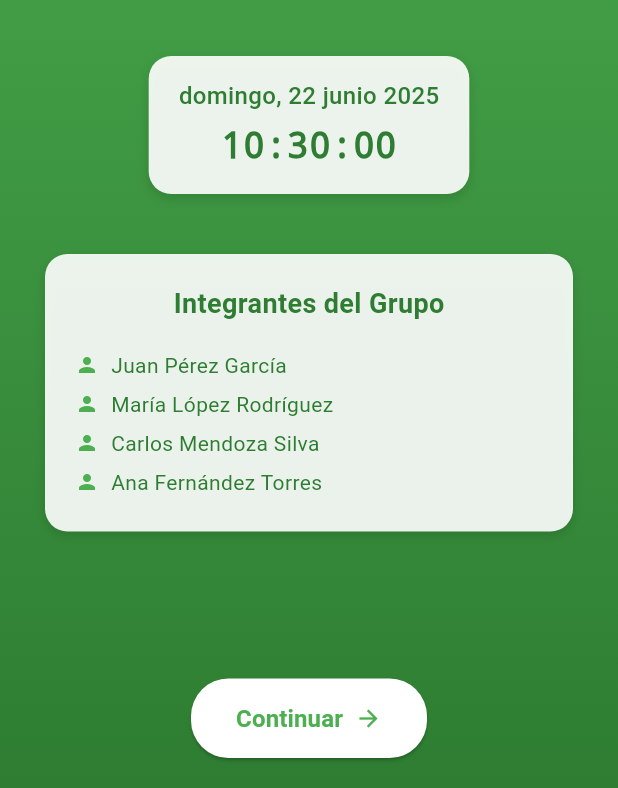
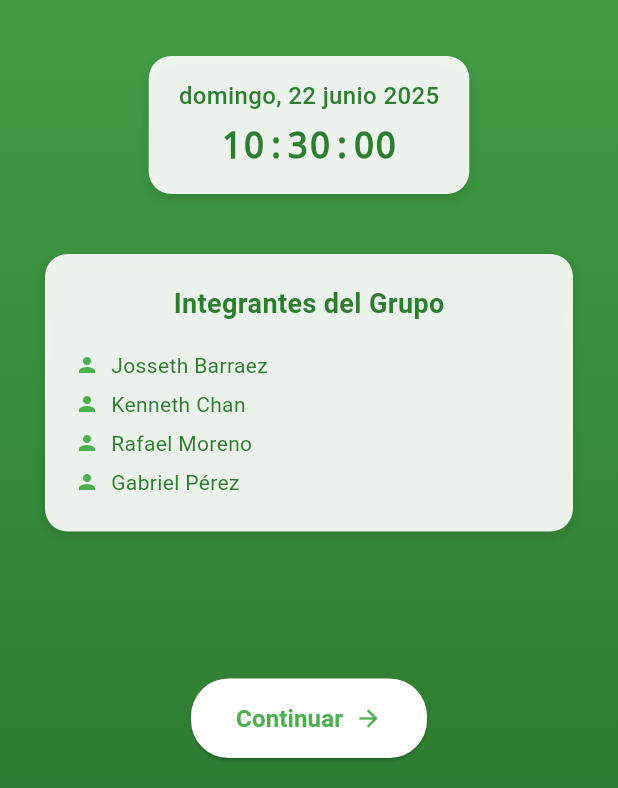
Before and after one commit to GaboEPR/Flutter_FrontProject, a Flutter app: the first screen one second after launch, on a phone screen of 412 x 824 dp, the part 448-1236 px from its top. Run offline on Flutter 3.47's test engine with Material 3 defaults, Android fonts, the phone set to English and light mode, and no system bars; our stand-ins replace camera, image_picker, shared_preferences.

Commit message:
pequeños cambios en rutas

```diff
--- a/lib/UI/screens/welcome/welcome_screen.dart
+++ b/lib/UI/screens/welcome/welcome_screen.dart
@@ -1,6 +1,7 @@
 import 'package:flutter/material.dart';
 import 'package:intl/intl.dart';
 import 'dart:async';
+
 
 class WelcomeScreen extends StatefulWidget {
   const WelcomeScreen({Key? key}) : super(key: key);
@@ -16,10 +17,10 @@ class _WelcomeScreenState extends State<WelcomeScreen> {
 
   // Nombres de los integrantes del grupo
   final List<String> _integrantes = [
-    'Juan Pérez García',
-    'María López Rodríguez',
-    'Carlos Mendoza Silva',
-    'Ana Fernández Torres',
+    'Josseth Barraez',
+    'Kenneth Chan',
+    'Rafael Moreno',
+    'Gabriel Pérez',
   ];
 
   @override
@@ -33,7 +34,7 @@ class _WelcomeScreenState extends State<WelcomeScreen> {
     // Navegar automáticamente después de 5 segundos
     Timer(const Duration(seconds: 5), () {
       if (mounted) {
-        Navigator.pushReplacementNamed(context, '/config');
+        Navigator.pushReplacementNamed(context, '/home');
       }
     });
   }
@@ -60,10 +61,7 @@ class _WelcomeScreenState extends State<WelcomeScreen> {
           gradient: LinearGradient(
             begin: Alignment.topCenter,
             end: Alignment.bottomCenter,
-            colors: [
-              Color(0xFF4CAF50),
-              Color(0xFF2E7D32),
-            ],
+            colors: [Color(0xFF4CAF50), Color(0xFF2E7D32)],
           ),
         ),
         child: SafeArea(
@@ -181,8 +179,12 @@ class _WelcomeScreenState extends State<WelcomeScreen> {
                             ),
                           ),
                           const SizedBox(height: 15),
-                          ..._integrantes.map((nombre) => Padding(
-                            padding: const EdgeInsets.symmetric(vertical: 3),
+                          ..._integrantes
+                              .map(
+                                (nombre) => Padding(
+                                  padding: const EdgeInsets.symmetric(
+                                    vertical: 3,
+                                  ),
                                   child: Row(
                                     children: [
                                       const Icon(
@@ -202,7 +204,9 @@ class _WelcomeScreenState extends State<WelcomeScreen> {
                                       ),
                                     ],
                                   ),
-                          )).toList(),
+                                ),
+                              )
+                              .toList(),
                         ],
                       ),
                     ),
@@ -218,7 +222,7 @@ class _WelcomeScreenState extends State<WelcomeScreen> {
                   children: [
                     ElevatedButton(
                       onPressed: () {
-                        Navigator.pushReplacementNamed(context, '/config');
+                        Navigator.pushReplacementNamed(context, '/home');
                       },
                       style: ElevatedButton.styleFrom(
                         backgroundColor: Colors.white,
--- a/lib/main.dart
+++ b/lib/main.dart
@@ -6,6 +6,7 @@ import 'package:proyectadas_flutter/UI/screens/welcome/welcome_screen.dart';
 import 'package:shared_preferences/shared_preferences.dart';
 import 'package:intl/date_symbol_data_local.dart';
 import 'package:intl/intl.dart';
+import 'package:proyectadas_flutter/UI/screens/animales/animales_list.dart';
 
 import 'data/providers/config_provider.dart';
 
@@ -78,7 +79,7 @@ class MyApp extends StatelessWidget {
           '/': (context) => const WelcomeScreen(),
           // '/config': (context) => const ConfigScreen(),
           '/home': (context) => const HomeScreen(),
-          // '/animales': (context) => const AnimalesListScreen(),
+          '/animales': (context) => const AnimalesListScreen(),
           // '/animales/form': (context) => const AnimalFormScreen(),
           // '/razas': (context) => const RazasListScreen(),
           // '/razas/form': (context) => const RazaFormScreen(),
```
Also changed, not shown: lib/UI/screens/animales/animales_list.dart (added, +13 -0 lines), lib/UI/screens/agregar_producto.dart (deleted). Lines whose indentation alone changed are shown as unchanged.
